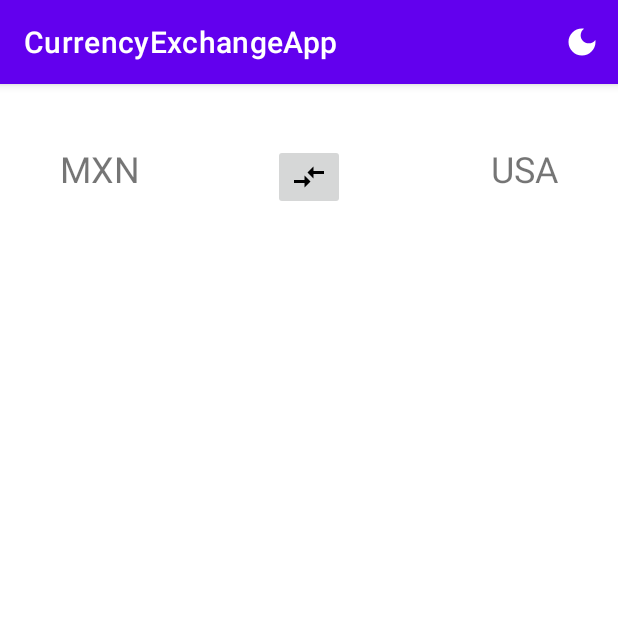
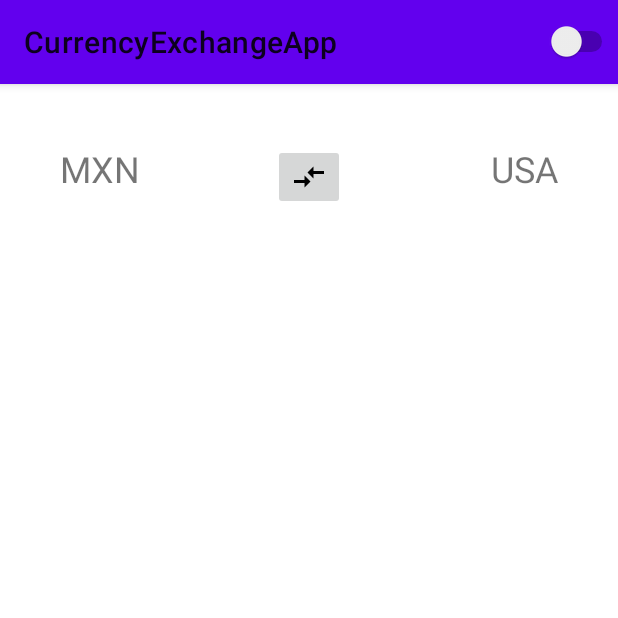
Before and after one commit to misael-reyes/currency-exchange, an Android app: the screen it shows after launch (HomeActivity), on a phone screen of 412 x 824 dp, the top half of it. Run offline under Robolectric (Android 15) with nearby library versions, the phone set to English and light mode, and no system bars.

Commit message:
added toolbar with switch

```diff
--- a/app/src/main/java/com/example/currencyexchangeapp/ui/home/HomeActivity.java
+++ b/app/src/main/java/com/example/currencyexchangeapp/ui/home/HomeActivity.java
@@ -1,12 +1,19 @@
 package com.example.currencyexchangeapp.ui.home;
 
+import androidx.annotation.Nullable;
+import androidx.appcompat.app.ActionBar;
 import androidx.appcompat.app.AppCompatActivity;
 import androidx.appcompat.app.AppCompatDelegate;
 
+import android.annotation.SuppressLint;
 import android.os.Bundle;
 import android.view.Menu;
 import android.view.MenuItem;
 import android.view.View;
+import android.widget.CompoundButton;
+import android.widget.Switch;
+import android.widget.ToggleButton;
+import androidx.appcompat.widget.Toolbar;
 
 import com.example.currencyexchangeapp.R;
 import com.example.currencyexchangeapp.databinding.ActivityHomeBinding;
@@ -16,6 +23,7 @@ public class HomeActivity extends AppCompatActivity {
     // esto es para el viewBinding
     private ActivityHomeBinding binding;
 
+    @SuppressLint("UseSwitchCompatOrMaterialCode")
     @Override
     protected void onCreate(Bundle savedInstanceState) {
         super.onCreate(savedInstanceState);
@@ -24,15 +32,20 @@ public class HomeActivity extends AppCompatActivity {
         View view = binding.getRoot();
         setContentView(view);
 
-//        binding.sw1.setOnClickListener(new View.OnClickListener() {
-//            @Override
-//            public void onClick(View view) {
-//                if (binding.sw1.isChecked())
-//                    setDayNight(0);
-//                else
-//                    setDayNight(1);
-//            }
-//        });
+        // configuramos el toolbar como el actionbar
+        Toolbar toolbar = binding.toolbarHome;
+        setSupportActionBar(toolbar);
+
+        binding.switchTheme.setOnClickListener(new View.OnClickListener() {
+            @Override
+            public void onClick(View view) {
+                if (binding.switchTheme.isChecked())
+                    setDayNight(0);
+                else
+                    setDayNight(1);
+            }
+        });
+
     }
 
     public void setDayNight(int theme){
@@ -45,20 +58,36 @@ public class HomeActivity extends AppCompatActivity {
             getDelegate().setLocalNightMode(AppCompatDelegate.MODE_NIGHT_NO);
         }
     }
-
+/*
     // metodo para mostrar el menu
+    @Override
     public boolean onCreateOptionsMenu(Menu menu) {
         getMenuInflater().inflate(R.menu.menu_theme, menu);
         return true;
-    }
+    }*/
 
-    public boolean onOptionsItemSelected(MenuItem item) {
-        int id = item.getItemId();
-        if (id == R.id.item_theme) {
-            setDayNight(0);
-        } else {
-            setDayNight(1);
-        }
-        return super.onOptionsItemSelected(item);
-    }
+
+//    public boolean onOptionsItemSelected(MenuItem item) {
+//        /**
+//        int id = item.getItemId();
+//        if (id == R.id.item_theme) {
+//            setDayNight(0);
+//        } else {
+//            setDayNight(1);
+//        }
+//        return super.onOptionsItemSelected(item);
+//         **/
+//        System.out.println("si entro en el metodo");
+//        switch (item.getItemId()) {
+//            case R.id.switch_theme:
+//                System.out.println("hola perrin, si entro");
+//                if (item.isChecked()) setDayNight(0);
+//                else setDayNight(1);
+//                return true;
+//            default:
+//                return false;
+//        }
+//    }
+
+
 }
--- a/app/src/main/res/layout/activity_home.xml
+++ b/app/src/main/res/layout/activity_home.xml
@@ -5,6 +5,31 @@
     android:layout_width="match_parent"
     android:layout_height="match_parent"
     tools:context=".ui.home.HomeActivity">
+
+    <androidx.appcompat.widget.Toolbar
+        android:id="@+id/toolbar_home"
+        android:layout_width="match_parent"
+        android:layout_height="?attr/actionBarSize"
+        android:elevation="4dp"
+        android:background="?attr/colorPrimary"
+        android:theme="@style/ThemeOverlay.AppCompat.ActionBar"
+        app:popupTheme="@style/ThemeOverlay.AppCompat.Light"
+        tools:ignore="MissingConstraints"
+        app:layout_constraintStart_toStartOf="parent"
+        app:layout_constraintTop_toTopOf="parent"
+        app:layout_constraintEnd_toEndOf="parent" >
+
+        <Switch
+            android:id="@+id/switch_theme"
+            android:layout_width="wrap_content"
+            android:layout_height="wrap_content"
+            android:layout_gravity="end"
+            app:layout_constraintBottom_toBottomOf="parent"
+            app:layout_constraintEnd_toEndOf="parent"
+            app:layout_constraintStart_toStartOf="parent"
+            app:layout_constraintTop_toBottomOf="@+id/imageButton"
+            tools:ignore="UseSwitchCompatOrMaterialXml" />
+    </androidx.appcompat.widget.Toolbar>
 
 
     <TextView
@@ -16,7 +41,7 @@
         android:text="MXN"
         android:textSize="24sp"
         app:layout_constraintStart_toStartOf="parent"
-        app:layout_constraintTop_toTopOf="parent"
+        app:layout_constraintTop_toBottomOf="@+id/toolbar_home"
         tools:ignore="MissingConstraints" />
 
     <TextView
@@ -28,7 +53,7 @@
         android:text="USA"
         android:textSize="24sp"
         app:layout_constraintEnd_toEndOf="parent"
-        app:layout_constraintTop_toTopOf="parent"
+        app:layout_constraintTop_toBottomOf="@+id/toolbar_home"
         tools:ignore="MissingConstraints" />
 
     <ImageButton
@@ -40,7 +65,7 @@
         android:src="@drawable/ic_compare_arrows"
         app:layout_constraintEnd_toEndOf="parent"
         app:layout_constraintStart_toStartOf="parent"
-        app:layout_constraintTop_toTopOf="parent"
+        app:layout_constraintTop_toBottomOf="@+id/toolbar_home"
         app:tint="@color/black"
         tools:ignore="TouchTargetSizeCheck,DuplicateSpeakableTextCheck" />
 
--- a/app/src/main/res/menu/menu_theme.xml
+++ b/app/src/main/res/menu/menu_theme.xml
@@ -1,10 +1,6 @@
 <?xml version="1.0" encoding="utf-8"?>
 <menu xmlns:app="http://schemas.android.com/apk/res-auto"
     xmlns:android="http://schemas.android.com/apk/res/android">
-    <item
-        android:id="@+id/item_theme"
-        android:title="Item"
-        android:icon="@drawable/ic_dark_mode"
-        app:showAsAction="always"
-        />
+
+
 </menu>
--- a/app/src/main/res/values-night/themes.xml
+++ b/app/src/main/res/values-night/themes.xml
@@ -1,6 +1,6 @@
 <resources xmlns:tools="http://schemas.android.com/tools">
     <!-- Base application theme. -->
-    <style name="Theme.CurrencyExchangeApp" parent="Theme.MaterialComponents.DayNight.DarkActionBar">
+    <style name="Theme.CurrencyExchangeApp" parent="Theme.MaterialComponents.DayNight.NoActionBar">
         <!-- Primary brand color. -->
         <item name="colorPrimary">@color/purple_200</item>
         <item name="colorPrimaryVariant">@color/purple_700</item>
--- a/app/src/main/res/values/themes.xml
+++ b/app/src/main/res/values/themes.xml
@@ -1,6 +1,6 @@
 <resources xmlns:tools="http://schemas.android.com/tools">
     <!-- Base application theme. -->
-    <style name="Theme.CurrencyExchangeApp" parent="Theme.MaterialComponents.DayNight.DarkActionBar">
+    <style name="Theme.CurrencyExchangeApp" parent="Theme.MaterialComponents.DayNight.NoActionBar">
         <!-- Primary brand color. -->
         <item name="colorPrimary">@color/purple_500</item>
         <item name="colorPrimaryVariant">@color/purple_700</item>
```
Also changed, not shown: app/src/main/res/drawable/ic_sunny.xml (added, +10 -0 lines), app/src/main/res/layout/switch_action_bar.xml (added, +9 -0 lines).
